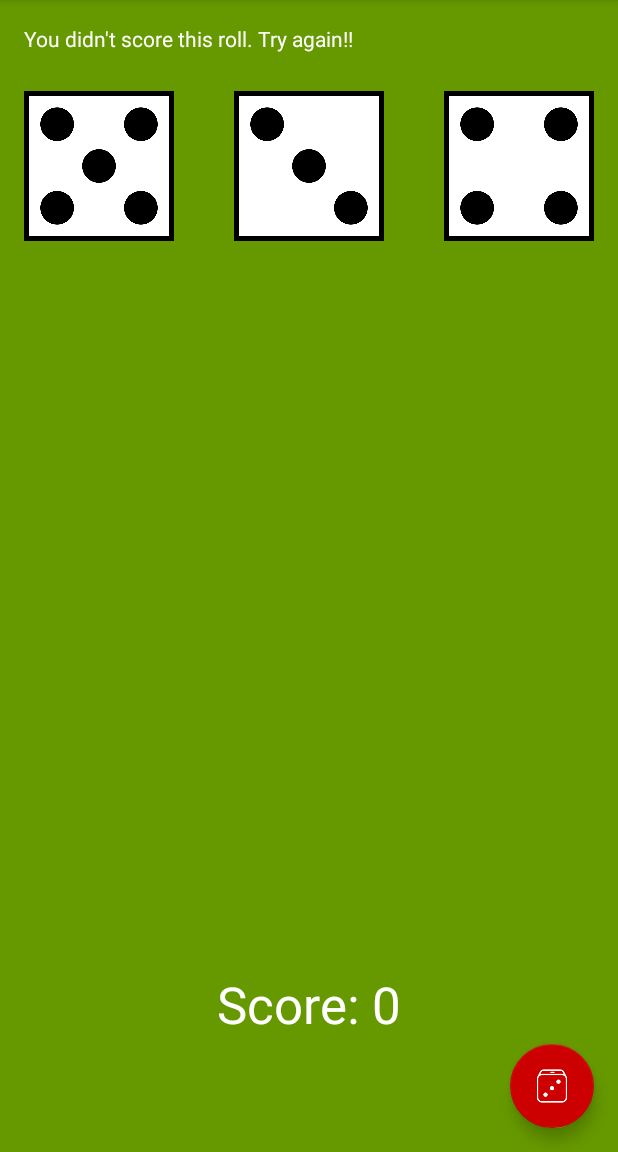
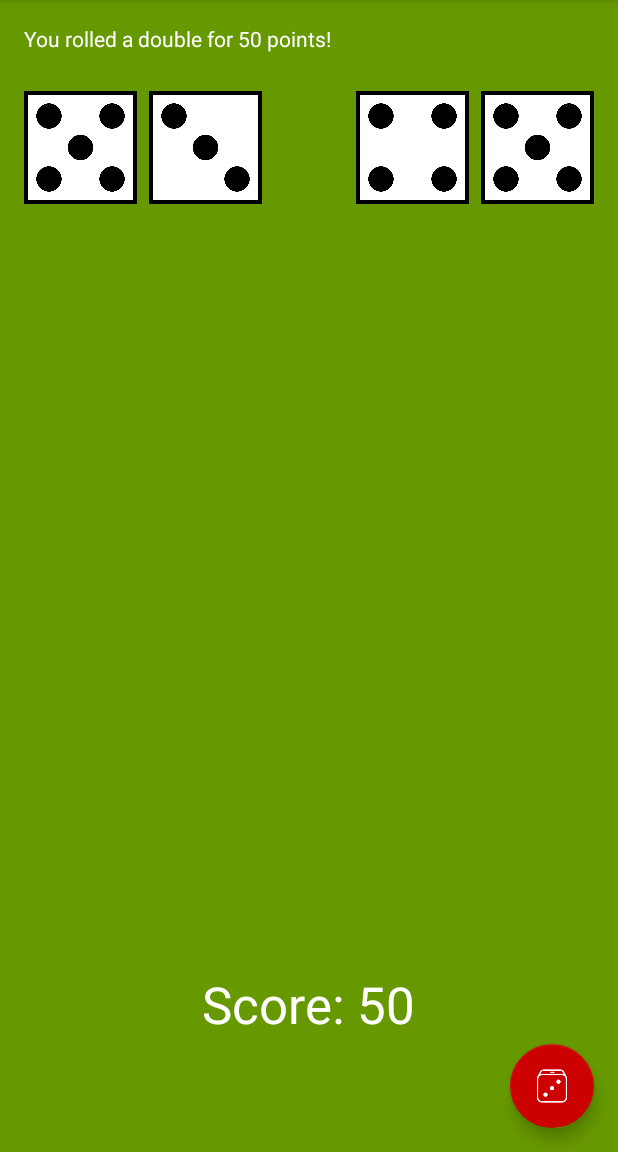
Before and after one commit to erlijunior/ImprovedDiceOut, an Android app: the screen it shows after launch (MainActivity), after a tap on an icon or button, on a phone screen of 412 x 824 dp, the part 84-1236 px from its top. Run offline under Robolectric (Android 15) with nearby library versions, the phone set to English and light mode, and no system bars.

Commit message:
Added a fourth die

```diff
--- a/app/src/main/java/com/example/erli/diceout/MainActivity.java
+++ b/app/src/main/java/com/example/erli/diceout/MainActivity.java
@@ -40,11 +40,12 @@ public class MainActivity extends AppCompatActivity {
     int die1;
     int die2;
     int die3;
+    int die4;
 
-//  ArrayList to hold all 3 dice values
+//  ArrayList to hold all 4 dice values
     List<Integer> dice;
 
-//  ArrayList to hold all 3 dice images
+//  ArrayList to hold all 4 dice images
     List<ImageView> diceImageViews;
 
     @Override
@@ -79,12 +80,14 @@ public class MainActivity extends AppCompatActivity {
         ImageView dice1Image = findViewById(R.id.die1Image);
         ImageView dice2Image = findViewById(R.id.die2Image);
         ImageView dice3Image = findViewById(R.id.die3Image);
+        ImageView dice4Image = findViewById(R.id.die4Image);
 
         diceImageViews = new ArrayList<>();
 
         diceImageViews.add(dice1Image);
         diceImageViews.add(dice2Image);
         diceImageViews.add(dice3Image);
+        diceImageViews.add(dice4Image);
 
     }
 
@@ -95,14 +98,16 @@ public class MainActivity extends AppCompatActivity {
         die1 = rand.nextInt(6) + 1;
         die2 = rand.nextInt(6) + 1;
         die3 = rand.nextInt(6) + 1;
+        die4 = rand.nextInt(6) + 1;
 
 //      Set dice value into an ArrayList
         dice.clear();
         dice.add(die1);
         dice.add(die2);
         dice.add(die3);
+        dice.add(die4);
 
-        for (int dieOfSet = 0 ; dieOfSet < 3 ; dieOfSet++) {
+        for (int dieOfSet = 0 ; dieOfSet < 4 ; dieOfSet++) {
             String imageName = "die_" + dice.get(dieOfSet) + ".png";
             try {
                 InputStream stream = getAssets().open(imageName);
@@ -117,18 +122,32 @@ public class MainActivity extends AppCompatActivity {
 
         //Build the message with the result
         String msg;
-        if(die1 == die2 && die1 == die3) {
-            //Triple
-            int scoreDelta = die1 * 100;
-            msg = "You rolled a triple " + die1 + "! You score " + scoreDelta + " points";
-            score += scoreDelta;
-        } else if (die1 == die2 || die1 == die3 || die2 == die3) {
-            //Double
-            msg = "You rolled a double for 50 points!";
-            score += 50;
-        }else {
-            msg = "You didn't score this roll. Try again!!";
-        }
+        if(die1 == die2 && die1 == die3 && die1 == die4) {
+            //Quadruple
+            int scoreFour = die1 * 200;
+            msg = "You rolled a quadruple " + die1 + "! You score " + scoreFour + " points.";
+            score += scoreFour;
+        } else
+            if ((die1 == die2 && (die1 == die3 ^ die1 == die4)) ||
+                  (die3 == die4 &&(die3 == die1 ^ die3 == die2))) {
+                    //Triple
+                    msg = "You rolled a triple for 150 points!";
+                    score += 150;
+        } else
+            if ((die1 == die2 && die3 == die4) || (die1 == die3 && die2 == die4) ||
+                  (die1 == die4 && die2 == die3)) {
+                   //2 Doubles
+                   msg = "You rolled 2 doubles for 100 points!";
+                   score += 100;
+        } else
+            if (die1 == die2 ^ die3 == die4 ^ die1 == die3 ^ die2 == die4 ^
+                    die1 == die4 ^ die2 == die3) {
+                   //A Double
+                   msg = "You rolled a double for 50 points!";
+                   score += 50;
+        } else {
+                msg = "You didn't score this roll. Try again!!";
+            }
 
         //Update app to display the result message
         rollResult.setText(msg);
--- a/app/src/main/res/layout/content_main.xml
+++ b/app/src/main/res/layout/content_main.xml
@@ -22,8 +22,8 @@
 
     <ImageView
         android:id="@+id/die1Image"
-        android:layout_width="100dp"
-        android:layout_height="100dp"
+        android:layout_width="75dp"
+        android:layout_height="75dp"
         android:layout_alignParentLeft="true"
         android:layout_below="@+id/rollResult"
         android:layout_marginTop="25dp"
@@ -31,20 +31,34 @@
 
     <ImageView
         android:id="@+id/die2Image"
-        android:layout_width="100dp"
-        android:layout_height="100dp"
+        android:layout_width="75dp"
+        android:layout_height="75dp"
         android:layout_below="@+id/rollResult"
-        android:layout_centerHorizontal="true"
+        android:layout_toRightOf="@id/die1Image"
         android:layout_marginTop="25dp"
+        android:layout_marginRight="8dp"
+        android:layout_marginLeft="8dp"
         android:src="@drawable/die_1" />
 
     <ImageView
         android:id="@+id/die3Image"
-        android:layout_width="100dp"
-        android:layout_height="100dp"
+        android:layout_width="75dp"
+        android:layout_height="75dp"
+        android:layout_below="@id/rollResult"
+        android:layout_toLeftOf="@+id/die4Image"
+        android:layout_marginTop="25dp"
+        android:layout_marginLeft="8dp"
+        android:layout_marginRight="8dp"
+        android:src="@drawable/die_1" />
+
+    <ImageView
+        android:id="@+id/die4Image"
+        android:layout_width="75dp"
+        android:layout_height="75dp"
         android:layout_alignParentRight="true"
         android:layout_below="@+id/rollResult"
         android:layout_marginTop="25dp"
+
         android:src="@drawable/die_1" />
 
     <TextView
```
